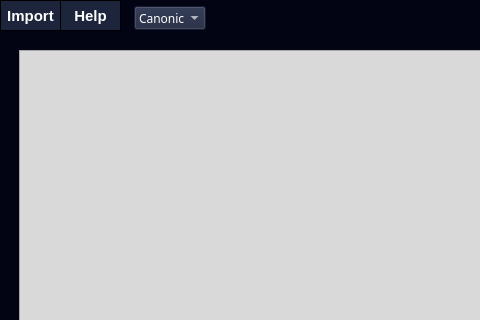
Old version of the form GUI And Decoder/form.ui in the repository KiriltsevDaniil/EvAlgPractice; both pictures show x 0 to 480 and y 0 to 320 of the 1126 by 800 pixel window.
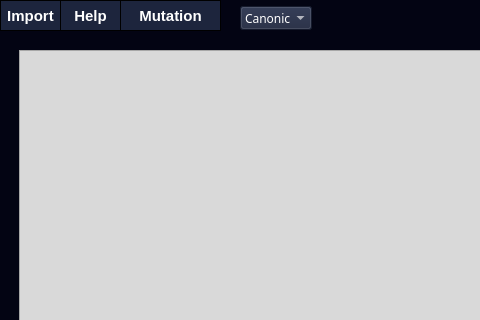
New version of the form.

Commit message: New features and mutation dialog

Diff of the .ui file:
```diff
--- a/GUI And Decoder/form.ui
+++ b/GUI And Decoder/form.ui
@@ -507,7 +507,7 @@
   <widget class="QComboBox" name="AlgVersBox">
    <property name="geometry">
     <rect>
-     <x>134</x>
+     <x>240</x>
      <y>6</y>
      <width>72</width>
      <height>24</height>
@@ -733,6 +733,34 @@
     </property>
    </item>
   </widget>
+  <widget class="QPushButton" name="MutBtn">
+   <property name="geometry">
+    <rect>
+     <x>120</x>
+     <y>0</y>
+     <width>101</width>
+     <height>31</height>
+    </rect>
+   </property>
+   <property name="styleSheet">
+    <string notr="true">QPushButton {
+border: 1px solid black;
+background: #1D253D;
+color: white;
+font: bold 15px;
+}
+
+QPushButton:hover{
+border: 1px solid black;
+background: #262d42;
+color: white;
+font: bold 15px;
+}</string>
+   </property>
+   <property name="text">
+    <string>Mutation</string>
+   </property>
+  </widget>
  </widget>
  <resources/>
  <connections/>
```
The commit also changes 14 other files.
